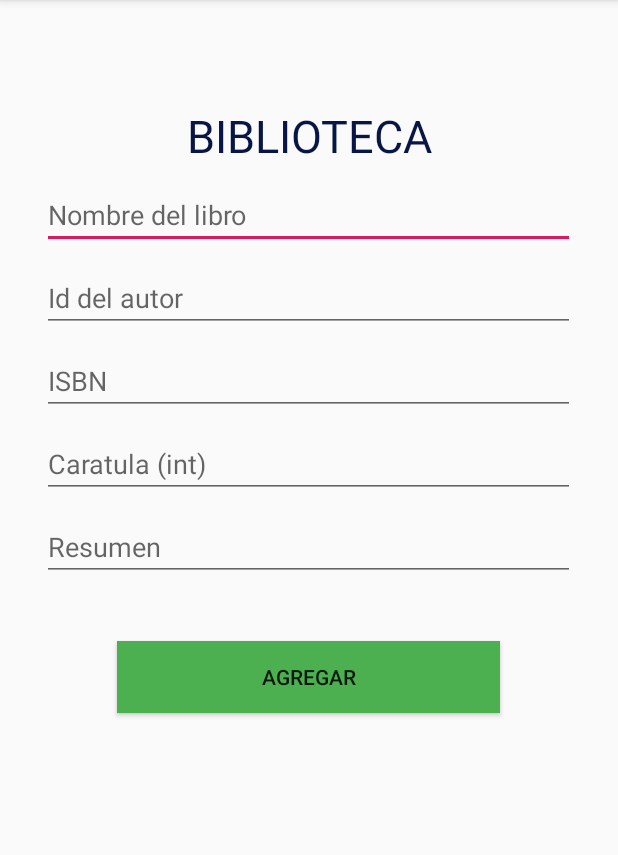
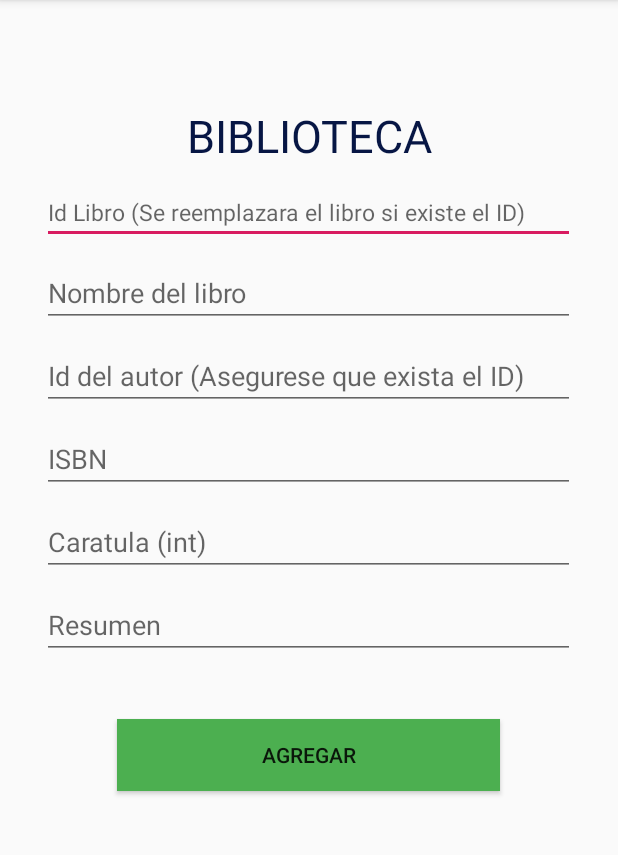
Before and after one commit to DiegoVeega/Taller4_PDM, an Android app: the screen it shows after launch (NewBookActivity), after a tap on "AGREGAR", on a phone screen of 412 x 824 dp, the part 84-939 px from its top. Run offline under Robolectric (Android 15) with nearby library versions, the phone set to English and light mode, and no system bars; our stand-ins replace Room's generated code; 1 statement that could not run was skipped.

Commit message:
Corregido problema con los id autogenerados y agregado libros quemados

```diff
--- a/app/src/main/java/com/example/taller4/Database/DAO/AuthorDAO.kt
+++ b/app/src/main/java/com/example/taller4/Database/DAO/AuthorDAO.kt
@@ -15,5 +15,5 @@ interface AuthorDAO {
     suspend fun insert(author : Author)
 
     @Query("DELETE FROM Author")
-    fun deleteAllAuthor()
+    suspend fun deleteAllAuthor()
 }
--- a/app/src/main/java/com/example/taller4/Database/DAO/BookDAO.kt
+++ b/app/src/main/java/com/example/taller4/Database/DAO/BookDAO.kt
@@ -3,6 +3,7 @@ package com.example.taller4.Database.DAO
 import androidx.lifecycle.LiveData
 import androidx.room.Dao
 import androidx.room.Insert
+import androidx.room.OnConflictStrategy
 import androidx.room.Query
 import com.example.taller4.Database.Entitys.Book
 
@@ -14,7 +15,7 @@ interface BookDAO {
     @Query("SELECT * FROM Book order by BookName ASC")
     fun getAllBooks() : LiveData<List<Book>>
 
-    @Insert
+    @Insert(onConflict = OnConflictStrategy.REPLACE)
     suspend fun insert(book : Book)
 
     @Query("UPDATE Book SET Fav = NOT Fav where id_Book = :id")
@@ -22,4 +23,8 @@ interface BookDAO {
 
     @Query("SELECT * FROM Book where Fav = 1")
     fun getAllFavBooks() : LiveData<List<Book>>
+
+
+    @Query(" DELETE FROM Book")
+    suspend fun DeleteBooks()
 }
--- /dev/null
+++ b/app/src/main/java/com/example/taller4/Database/DAO/BookXTagDAO.kt
@@ -0,0 +1,18 @@
+package com.example.taller4.Database.DAO
+
+import androidx.lifecycle.LiveData
+import androidx.room.Dao
+import androidx.room.Insert
+import androidx.room.Query
+import com.example.taller4.Database.Entitys.BookXTag
+
+@Dao
+interface BookXTagDAO {
+    @Query("SELECT * FROM  bookxtag")
+    fun getAllBookXTag() : LiveData<List<BookXTag>>
+    @Insert
+    suspend fun insert(bookxtag : BookXTag)
+
+    @Query(" DELETE FROM Book")
+    suspend fun deleteBookxTag()
+}
--- a/app/src/main/java/com/example/taller4/Database/DAO/TagDAO.kt
+++ b/app/src/main/java/com/example/taller4/Database/DAO/TagDAO.kt
@@ -13,4 +13,7 @@ interface TagDAO {
 
     @Insert
     suspend fun insert(tag : Tag)
+
+    @Query("DELETE FROM Tag")
+    suspend fun deleteTags()
 }
--- a/app/src/main/java/com/example/taller4/Database/RoomDB/RoomDatabase.kt
+++ b/app/src/main/java/com/example/taller4/Database/RoomDB/RoomDatabase.kt
@@ -7,20 +7,23 @@ import androidx.room.RoomDatabase
 import androidx.sqlite.db.SupportSQLiteDatabase
 import com.example.taller4.Database.DAO.AuthorDAO
 import com.example.taller4.Database.DAO.BookDAO
+import com.example.taller4.Database.DAO.BookXTagDAO
 import com.example.taller4.Database.DAO.TagDAO
 import com.example.taller4.Database.Entitys.Author
 import com.example.taller4.Database.Entitys.Book
+import com.example.taller4.Database.Entitys.BookXTag
 import com.example.taller4.Database.Entitys.Tag
 import kotlinx.coroutines.CoroutineScope
 import kotlinx.coroutines.Dispatchers
 import kotlinx.coroutines.launch
 
-@Database(entities = arrayOf(Tag::class,Book::class, Author::class), version = 7)
+@Database(entities = arrayOf(Tag::class,Book::class, Author::class, BookXTag::class), version = 9)
 public abstract class BookRoomDatabase : RoomDatabase() {
 
     abstract fun bookDao() : BookDAO
     abstract fun tagDAO() : TagDAO
     abstract fun authorDAO() : AuthorDAO
+    abstract  fun bookxtagdao() : BookXTagDAO
 
     companion object {
         @Volatile
@@ -36,11 +39,75 @@ public abstract class BookRoomDatabase : RoomDatabase() {
                     context.applicationContext,
                     BookRoomDatabase::class.java,
                     "Book_database"
-                ).fallbackToDestructiveMigration()
+                ).fallbackToDestructiveMigration().
+                        addCallback(WordDatabaseCallback(scope))
                     .build()
                 INSTANCE = instance
                 return instance
             }
+        }
+
+        private class WordDatabaseCallback(
+                private val scope: CoroutineScope
+        ) : RoomDatabase.Callback() {
+            /**
+             * Override the onOpen method to populate the database.
+             * For this sample, we clear the database every time it is created or opened.
+             */
+            override fun onOpen(db: SupportSQLiteDatabase) {
+                super.onOpen(db)
+                // If you want to keep the data through app restarts,
+                // comment out the following line.
+                INSTANCE?.let { database ->
+                    scope.launch {
+                        populateDatabase(database.authorDAO(), database.bookDao(),database.tagDAO(), database.bookxtagdao())
+                    }
+                }
+            }
+        }
+
+
+        suspend fun populateDatabase(authorDAO: AuthorDAO, bookDao : BookDAO, tagDAO: TagDAO, bookXTagDAO: BookXTagDAO) {
+           bookDao.DeleteBooks()
+            authorDAO.deleteAllAuthor()
+            tagDAO.deleteTags()
+            bookXTagDAO.deleteBookxTag()
+
+            //Insertar autores
+
+            authorDAO.insert(Author(1,"Mario","Espania"))
+            authorDAO.insert(Author(2,"Ricardo","El Salvador"))
+            authorDAO.insert(Author(3,"Victor","Costa Rica"))
+
+            //Insertar Tags
+
+
+            tagDAO.insert(Tag(1,"Aventura"))
+            tagDAO.insert(Tag(2,"Accion"))
+            tagDAO.insert(Tag(3,"Terror"))
+            tagDAO.insert(Tag(4,"Ciencia Ficcion"))
+            tagDAO.insert(Tag(5,"Romance"))
+
+            //Insertar Libros
+
+            bookDao.insert(Book(1,"Harry Potter",1,"123456",1,"es una serie de novelas fantásticas escrita por la autora británica J. K. Rowling, en la que se describen las aventuras del joven aprendiz de magia y hechicería Harry Potter y sus amigos Hermione Granger y Ron Weasley, durante los años que pasan en el Colegio Hogwarts de Magia y Hechicería.",false))
+            bookDao.insert(Book(2,"Don Quijote de la mancha",2,"298374",1,"es una novela escrita por el español Miguel de Cervantes Saavedra. Publicada su primera parte con el título de El ingenioso hidalgo don Quijote de la Mancha a comienzos de 1605,",false))
+            bookDao.insert(Book(3,"El señor de los anillos",3,"234234",1,"es una novela de fantasía épica escrita por el filólogo y escritor británico J. R. R. Tolkien. ",false))
+            bookDao.insert(Book(4,"El Principito",1,"356345",1," es una novela corta y la obra más famosa del escritor y aviador francés Antoine de Saint-Exupéry ",false))
+            bookDao.insert(Book(5,"El Codigo Da Vinci",2,"657567",1," es una novela de misterio escrita por Dan Brown y publicada por primera vez por Random House en 2003.  ",false))
+            bookDao.insert(Book(6,"El Alquimista",3,"678678",1,"es una novela escrita por el brasileño Paulo Coelho que ha sido traducida a más de 63 lenguas y publicada en 150 países, ",false))
+            bookDao.insert(Book(7,"El Perfume",1,"3235234",1,"Con su increíble talento por discernir las esencias, Jean-Baptiste Grenouille se convierte en el aprendiz de un perfumista en la Francia del siglo XVIII. ",false))
+            bookDao.insert(Book(8,"Tierra de Hombres",2,"2798078",1,"Los constantes abusos por parte de sus colegas obligan a una mujer que trabaja en las minas a entablar una demanda de acoso sexual en contra de la compañía. ",false))
+            bookDao.insert(Book(9,"El Viejo y el mar",3,"96775",1,"El viejo y el mar es una novela escrita por Ernest Hemingway en 1951 en Cuba y publicada en 1952.",false))
+            bookDao.insert(Book(10,"El buscon",1,"45674576",1,"La vida del Buscón \u200B es una novela picaresca en castellano, escrita por Francisco de Quevedo.",false))
+
+            //Insertar BookxTag
+            bookXTagDAO.insert(BookXTag(1,1,1))
+            bookXTagDAO.insert(BookXTag(2,2,2))
+            bookXTagDAO.insert(BookXTag(3,3,3))
+            bookXTagDAO.insert(BookXTag(4,4,1))
+
+
         }
 
 
--- a/app/src/main/java/com/example/taller4/ListBookFragment.kt
+++ b/app/src/main/java/com/example/taller4/ListBookFragment.kt
@@ -21,6 +21,7 @@ import androidx.recyclerview.widget.RecyclerView
 import com.example.taller4.Adapter.BookAdapter
 import com.example.taller4.Database.Entitys.Author
 import com.example.taller4.Database.Entitys.Book
+import com.example.taller4.Database.Entitys.Tag
 import com.example.taller4.Interface.IComunicaFragments
 import com.example.taller4.ViewModels.DataBaseViewModel
 import kotlinx.android.synthetic.main.recyclerview_item.view.*
@@ -89,11 +90,7 @@ class ListBookFragment : Fragment() {
         recyclerView.adapter = adapter
         recyclerView.layoutManager = LinearLayoutManager(context)
 
-        //Insertar autores
 
-        viewmodel.insertAuthor(Author("Mario","Espania"))
-        viewmodel.insertAuthor(Author("Ricardo","El salvador"))
-        viewmodel.insertAuthor(Author("Victor","Costa Rica"))
 
 
         //Agregar libro a favorito o eliminarlo
@@ -101,6 +98,7 @@ class ListBookFragment : Fragment() {
             books?.let { adapter?.setOnClickListenerBoton(object : View.OnClickListener{
                 override fun onClick(v: View) {
                     val id : String = v.tag.toString()
+
                     viewmodel.updateBook(id.toInt())
                 }
 
@@ -121,7 +119,7 @@ class ListBookFragment : Fragment() {
 
                         //Envia los datos del libro por interfaz
                          iCOmunica.enviarLibro(books.get(recyclerView.getChildAdapterPosition(v)).BookName,
-                             books.get(recyclerView.getChildAdapterPosition(v)).id_Book,
+                             books.get(recyclerView.getChildAdapterPosition(v)).Id_AutorLibro,
                              books.get(recyclerView.getChildAdapterPosition(v)).Isbn_libro,
                              books.get(recyclerView.getChildAdapterPosition(v)).Cover,
                              books.get(recyclerView.getChildAdapterPosition(v)).Summary)
@@ -132,12 +130,40 @@ class ListBookFragment : Fragment() {
 
         //Muestra los autores que han sido insertados
         viewmodel.allAuthors.observe(this, Observer { authors ->
-            Log.d("autors", "- - - - - - - - - - - - - -")
+            Log.d("Autores", "- - - - - - - - - - - - - -")
             for(repo in authors){
                 Log.d("Lista de repos", repo.AuthorName)
 
             }
         })
+        //Muestra los tags insertados
+        viewmodel.allTags.observe(this, Observer { tag ->
+            Log.d("Tags", "- - - - - - - - - - - - - -")
+            for(repo in tag){
+                Log.d("Lista de repos", repo.TagName)
+
+            }
+
+        })
+        //Muestra los libros insertados
+        viewmodel.allBooks.observe(this, Observer { books ->
+            Log.d("Libros", "- - - - - - - - - - - - - -")
+            for(repo in books){
+                Log.d("Lista de repos", repo.BookName)
+
+            }
+
+        })
+        //Muestra la relacion de libros y autores
+        viewmodel.allbookxtags.observe(this, Observer { books ->
+            Log.d("Libros relacionados a tags", "- - - - - - - - - - - - - -")
+            for(repo in books){
+                Log.d("Lista de repos", "id de la relacion: "+repo.IdLibroxTag.toString()+" | id del libro: "+repo.IDXLibro+" | id del tag : "+repo.IDXTag)
+
+            }
+
+        })
+
 
 
         //LLenar recyclerview
--- a/app/src/main/java/com/example/taller4/ViewModels/DataBaseViewModel.kt
+++ b/app/src/main/java/com/example/taller4/ViewModels/DataBaseViewModel.kt
@@ -6,6 +6,7 @@ import androidx.lifecycle.LiveData
 import androidx.lifecycle.viewModelScope
 import com.example.taller4.Database.Entitys.Author
 import com.example.taller4.Database.Entitys.Book
+import com.example.taller4.Database.Entitys.BookXTag
 import com.example.taller4.Database.Entitys.Tag
 import com.example.taller4.Database.RoomDB.BookRoomDatabase
 import com.example.taller4.Repository.Repository
@@ -19,6 +20,7 @@ class DataBaseViewModel(application: Application) : AndroidViewModel(application
     val allBooks : LiveData<List<Book>>
     val allTags : LiveData<List<Tag>>
     val allFavBook : LiveData<List<Book>>
+    val allbookxtags : LiveData<List<BookXTag>>
 
 
 
@@ -27,27 +29,34 @@ class DataBaseViewModel(application: Application) : AndroidViewModel(application
         val bookDao = BookRoomDatabase.getDatabase(application, viewModelScope).bookDao()
         val authorDao = BookRoomDatabase.getDatabase(application, viewModelScope).authorDAO()
         val tagDao = BookRoomDatabase.getDatabase(application, viewModelScope).tagDAO()
-        repository = Repository(bookDao, tagDao, authorDao)
+        val bookxtagDao = BookRoomDatabase.getDatabase(application, viewModelScope).bookxtagdao()
+        repository = Repository(bookDao, tagDao, authorDao, bookxtagDao)
 
         allAuthors = repository.allAuthors
         allBooks = repository.allBooks
         allTags = repository.allTags
         allFavBook = repository.allFavBooks
+        allbookxtags = repository.allBookXTag
+
 
 
     }
+    //Get one
     fun getOneBook(name: String) = viewModelScope.launch (Dispatchers.IO){
         repository.getOneBook(name)
     }
+    //Updates
     fun updateBook(id: Int) = viewModelScope.launch ( Dispatchers.IO ){
         repository.updateBook(id)
 
     }
 
-    fun insertBook(book: Book) = viewModelScope.launch(Dispatchers.IO) {
-        repository.insert(book)
+    //Inserts
+        fun insertBook(book: Book) = viewModelScope.launch(Dispatchers.IO) {
+            repository.insert(book)
 
-    }
+        }
+
     fun insertAuthor(author: Author) = viewModelScope.launch(Dispatchers.IO) {
         repository.insert(author)
 
@@ -56,4 +65,16 @@ class DataBaseViewModel(application: Application) : AndroidViewModel(application
         repository.insert(tag)
 
     }
+
+    //Deletes
+
+    fun deleteBooks() = viewModelScope.launch(Dispatchers.IO){
+        repository.deleteBooks()
+    }
+    fun deleteAuthors() = viewModelScope.launch(Dispatchers.IO){
+        repository.deleteAuthors()
+    }
+    fun deleteTags() = viewModelScope.launch(Dispatchers.IO){
+        repository.deleteTags()
+    }
 }
--- a/app/src/main/res/layout-land/activity_new_book.xml
+++ b/app/src/main/res/layout-land/activity_new_book.xml
@@ -7,6 +7,16 @@
     android:layout_height="match_parent"
     android:orientation="vertical"
     tools:context=".NewBookActivity">
+    <LinearLayout
+        android:layout_marginTop="20dp"
+        android:layout_width="wrap_content"
+        android:layout_height="wrap_content"
+        android:orientation="horizontal"
+        android:layout_gravity="center">
+    <LinearLayout
+        android:orientation="vertical"
+        android:layout_width="wrap_content"
+        android:layout_height="wrap_content">
 
     <TextView
             android:layout_width="match_parent"
@@ -18,15 +28,27 @@
 
             android:textColor="@color/colorTitle"/>
     <EditText
+        android:inputType="number"
+        android:hint="Id Libro (Se reemplazara el libro si existe el ID)"
+        android:layout_marginTop="10dp"
+        android:id="@+id/et_idBook"
+        android:layout_width="355dp"
+        android:textSize="15dp"
+        android:layout_height="wrap_content"
+        android:layout_gravity="center"/>
+    <EditText
             android:hint="Nombre del libro"
-
+        android:textSize="15dp"
             android:id="@+id/et_Bookname"
             android:layout_width="355dp"
             android:layout_height="wrap_content"
             android:layout_gravity="center"/>
+
     <EditText
-        android:hint="Id del autor"
+        android:hint="Id del autor (Asegurese que exista el ID)"
+        android:inputType="number"
         android:layout_marginTop="10dp"
+        android:textSize="15dp"
         android:id="@+id/et_idAuthorBook"
         android:layout_width="355dp"
         android:layout_height="wrap_content"
@@ -35,6 +57,7 @@
         android:hint="ISBN"
         android:layout_marginTop="10dp"
         android:id="@+id/et_ISBN"
+        android:textSize="15dp"
         android:layout_width="355dp"
         android:layout_height="wrap_content"
         android:layout_gravity="center"/>
@@ -43,6 +66,7 @@
         android:layout_marginTop="10dp"
         android:id="@+id/et_Cover"
         android:layout_width="355dp"
+        android:textSize="15dp"
         android:layout_height="wrap_content"
         android:layout_gravity="center"/>
 
@@ -51,8 +75,10 @@
         android:layout_marginTop="10dp"
         android:id="@+id/et_Summary"
         android:layout_width="355dp"
+        android:textSize="15dp"
         android:layout_height="wrap_content"
         android:layout_gravity="center"/>
+    ></LinearLayout>
 
     <Button
 
@@ -60,7 +86,9 @@
             android:text="Agregar"
             android:layout_width="255dp"
             android:layout_height="wrap_content"
-            android:layout_gravity="center"
+        android:layout_gravity="center"
+
             android:background="@color/btn_add"/>
+    </LinearLayout>
 
 </LinearLayout>
--- a/app/src/main/res/layout/activity_new_book.xml
+++ b/app/src/main/res/layout/activity_new_book.xml
@@ -7,6 +7,7 @@
     android:layout_height="match_parent"
     android:orientation="vertical"
     tools:context=".NewBookActivity">
+
 
     <TextView
             android:layout_width="match_parent"
@@ -18,6 +19,15 @@
             android:layout_marginTop="70sp"
             android:textColor="@color/colorTitle"/>
     <EditText
+        android:inputType="number"
+        android:hint="Id Libro (Se reemplazara el libro si existe el ID)"
+        android:layout_marginTop="10dp"
+        android:id="@+id/et_idBook"
+        android:layout_width="355dp"
+        android:textSize="15dp"
+        android:layout_height="wrap_content"
+        android:layout_gravity="center"/>
+    <EditText
             android:hint="Nombre del libro"
             android:layout_marginTop="10dp"
             android:id="@+id/et_Bookname"
@@ -25,7 +35,8 @@
             android:layout_height="wrap_content"
             android:layout_gravity="center"/>
     <EditText
-        android:hint="Id del autor"
+        android:hint="Id del autor (Asegurese que exista el ID)"
+        android:inputType="number"
         android:layout_marginTop="10dp"
         android:id="@+id/et_idAuthorBook"
         android:layout_width="355dp"
```
Also changed, not shown: app/src/main/java/com/example/taller4/Database/Entitys/Author.kt (+5 -5 lines), app/src/main/java/com/example/taller4/Database/Entitys/Book.kt (+4 -5 lines), app/src/main/java/com/example/taller4/Database/Entitys/BookXTag.kt (+7 -5 lines), app/src/main/java/com/example/taller4/Database/Entitys/Tag.kt (+4 -5 lines), app/src/main/java/com/example/taller4/NewBookActivity.kt (+18 -4 lines), app/src/main/java/com/example/taller4/Repository/Repository.kt (+30 -2 lines), 2 other files.
